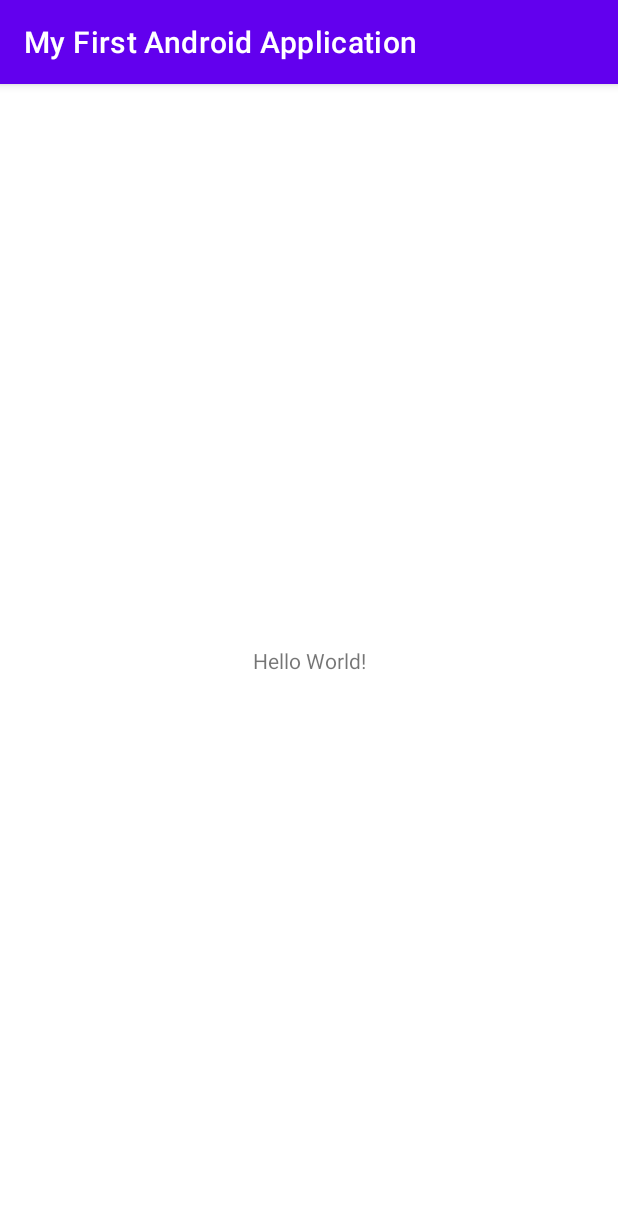
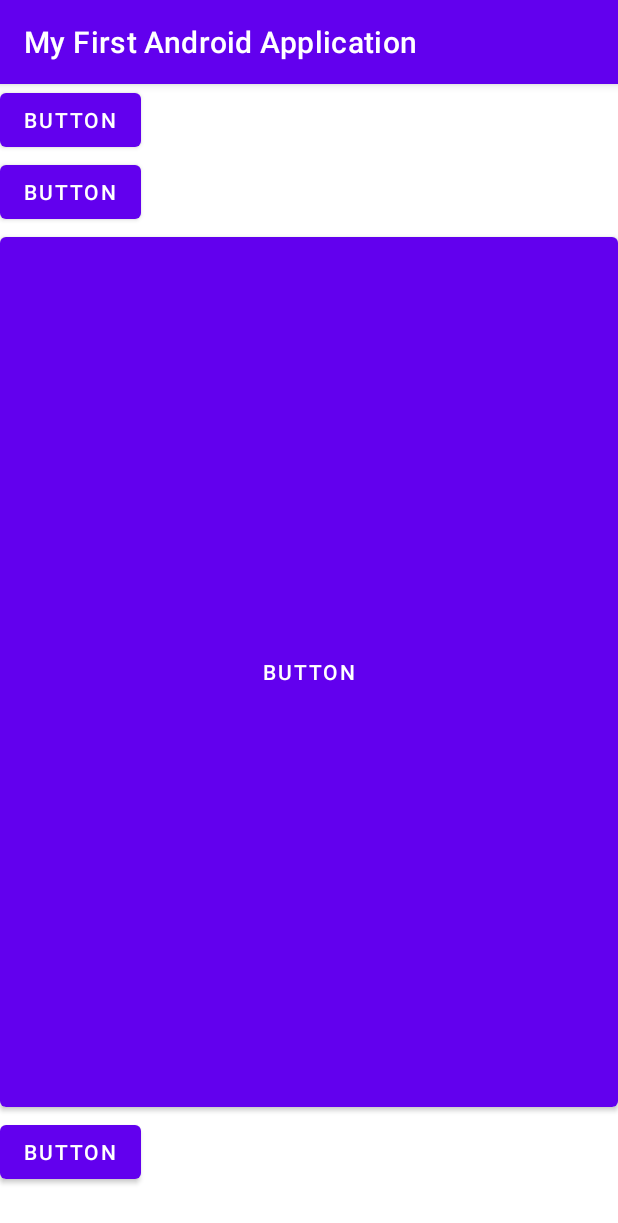
Before and after one commit to ivan-shork/Easy_Android_Learn, an Android app: the screen it shows after launch (MainActivity), on a phone screen of 412 x 824 dp. Shown: the top 1223 px of the screen. Run offline under Robolectric (Android 15) with nearby library versions, the phone set to English and light mode, and no system bars.

Commit message:
linear-layout 布局引用

```diff
--- a/app/src/main/java/com/aven/myfirstandroidapplication/MainActivity.java
+++ b/app/src/main/java/com/aven/myfirstandroidapplication/MainActivity.java
@@ -9,6 +9,6 @@ public class MainActivity extends AppCompatActivity {
     @Override
     protected void onCreate(Bundle savedInstanceState) {
         super.onCreate(savedInstanceState);
-        setContentView(R.layout.activity_main);
+        setContentView(R.layout.linear_layout);
     }
 }
--- a/app/src/main/res/layout/activity_main.xml
+++ /dev/null
@@ -1,18 +0,0 @@
-<?xml version="1.0" encoding="utf-8"?>
-<androidx.constraintlayout.widget.ConstraintLayout xmlns:android="http://schemas.android.com/apk/res/android"
-    xmlns:app="http://schemas.android.com/apk/res-auto"
-    xmlns:tools="http://schemas.android.com/tools"
-    android:layout_width="match_parent"
-    android:layout_height="match_parent"
-    tools:context=".MainActivity">
-
-    <TextView
-        android:layout_width="wrap_content"
-        android:layout_height="wrap_content"
-        android:text="Hello World!"
-        app:layout_constraintBottom_toBottomOf="parent"
-        app:layout_constraintLeft_toLeftOf="parent"
-        app:layout_constraintRight_toRightOf="parent"
-        app:layout_constraintTop_toTopOf="parent" />
-
-</androidx.constraintlayout.widget.ConstraintLayout>
--- /dev/null
+++ b/app/src/main/res/layout/linear_layout.xml
@@ -0,0 +1,43 @@
+<?xml version="1.0" encoding="utf-8"?>
+<androidx.constraintlayout.widget.ConstraintLayout xmlns:android="http://schemas.android.com/apk/res/android"
+    xmlns:app="http://schemas.android.com/apk/res-auto"
+    xmlns:tools="http://schemas.android.com/tools"
+    android:layout_width="match_parent"
+    android:layout_height="match_parent"
+    tools:context=".MainActivity">
+
+    <LinearLayout
+        android:layout_width="match_parent"
+        android:layout_height="match_parent"
+        android:layout_marginBottom="32dp"
+        android:orientation="vertical"
+        app:layout_constraintBottom_toBottomOf="parent">
+
+        <Button
+            android:id="@+id/button3"
+            android:layout_width="wrap_content"
+            android:layout_height="wrap_content"
+            android:text="Button" />
+
+        <Button
+            android:id="@+id/button2"
+            android:layout_width="wrap_content"
+            android:layout_height="wrap_content"
+            android:text="Button" />
+
+        <Button
+            android:id="@+id/button"
+            android:layout_width="match_parent"
+            android:layout_height="wrap_content"
+            android:layout_weight="1"
+            android:text="Button" />
+
+        <Button
+            android:id="@+id/button4"
+            android:layout_width="wrap_content"
+            android:layout_height="wrap_content"
+            android:text="Button" />
+
+    </LinearLayout>
+
+</androidx.constraintlayout.widget.ConstraintLayout>
```
